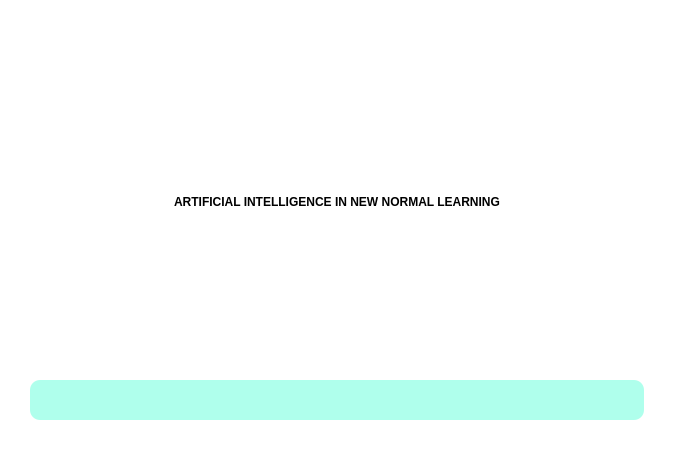
The window that src/screens/splashscreen.ui (jshperalta/ai-englishTutor) describes before a commit, drawn with Qt 5.
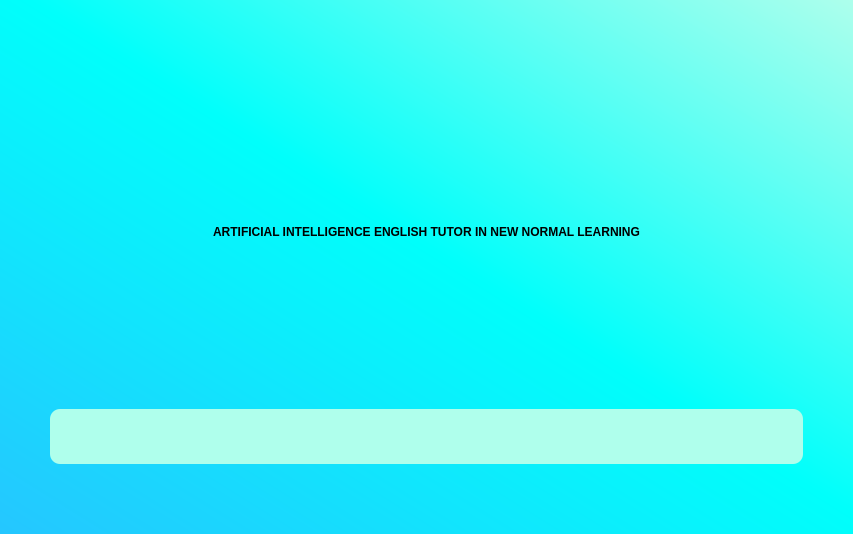
The same window after the commit.

Commit message: new file:   src/__pycache__/arduinoServo.cpython-37.pyc 	modified:   src/assets/script.txt 	modified:   src/defines/__pycache__/speakandrecognize.cpython-37.pyc 	new file:   src/images/new toys.png 	new file:   src/images/rhyming.png 	new file:   src/images/sentence.png 	new file:   src/images/sentence2.png 	new file:   src/images/sentence3.png 	modified:   src/main.py 	modified:   src/screens/Quizzes.ui 	modified:   src/screens/splashscreen.ui 	modified:   src/screens/subject.ui 	modified:   src/screens/topics.ui 	modified:   src/screens/welcome.ui

```diff
--- a/src/screens/splashscreen.ui
+++ b/src/screens/splashscreen.ui
@@ -6,15 +6,17 @@
    <rect>
     <x>0</x>
     <y>0</y>
-    <width>674</width>
-    <height>450</height>
+    <width>853</width>
+    <height>534</height>
    </rect>
   </property>
   <property name="windowTitle">
    <string>Form</string>
   </property>
   <property name="styleSheet">
-   <string notr="true">background-color: white;</string>
+   <string notr="true">#SplashScreen{
+background: qlineargradient(spread:pad, x1:0, y1:1, x2:1, y2:0, stop:0 rgba(37, 198, 255, 255), stop:0.517857 rgba(0, 255, 251, 255), stop:1 rgba(174, 255, 236, 255))
+}</string>
   </property>
   <layout class="QVBoxLayout" name="verticalLayout">
    <property name="leftMargin">
@@ -32,16 +34,16 @@
    <item>
     <layout class="QGridLayout" name="gridLayout">
      <property name="leftMargin">
-      <number>30</number>
+      <number>50</number>
      </property>
      <property name="topMargin">
-      <number>30</number>
+      <number>60</number>
      </property>
      <property name="rightMargin">
-      <number>30</number>
+      <number>50</number>
      </property>
      <property name="bottomMargin">
-      <number>30</number>
+      <number>70</number>
      </property>
      <item row="0" column="0">
       <widget class="QLabel" name="Title_2">
@@ -51,7 +53,7 @@
 color: black;</string>
        </property>
        <property name="text">
-        <string>ARTIFICIAL INTELLIGENCE IN NEW NORMAL LEARNING</string>
+        <string>ARTIFICIAL INTELLIGENCE ENGLISH TUTOR IN NEW NORMAL LEARNING</string>
        </property>
        <property name="alignment">
         <set>Qt::AlignCenter</set>
@@ -69,7 +71,7 @@
        <property name="minimumSize">
         <size>
          <width>0</width>
-         <height>40</height>
+         <height>55</height>
         </size>
        </property>
        <property name="styleSheet">
```
The commit also changes 14 other files.
